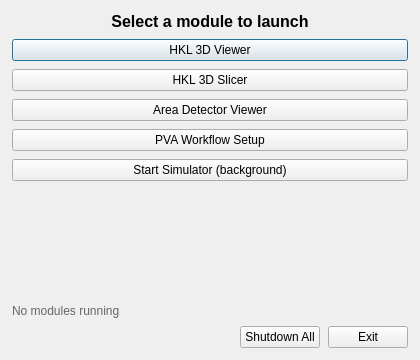
Before: the Qt Designer form gui/dashpva.ui in AdvancedPhotonSource/DashPVA, drawn with Qt 5.
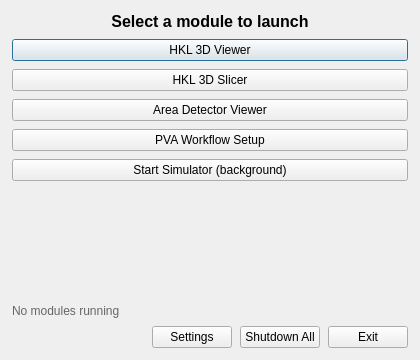
After: the same form once the commit is applied.

Commit message: add: button for opening settings dialog - not yet implemented add: list of running modules name + process when force quitting change: try import utils to not force all imports

```diff
--- a/gui/dashpva.ui
+++ b/gui/dashpva.ui
@@ -136,6 +136,19 @@
        </property>
       </spacer>
      </item>
+     <item>
+      <widget class="QPushButton" name="btn_settings">
+       <property name="text">
+        <string>Settings</string>
+       </property>
+       <property name="minimumWidth">
+        <number>110</number>
+       </property>
+       <property name="minimumHeight">
+        <number>28</number>
+       </property>
+      </widget>
+     </item>
      <item>
       <widget class="QPushButton" name="btn_shutdown_all">
        <property name="text">
```
The commit also changes 2 other files.
